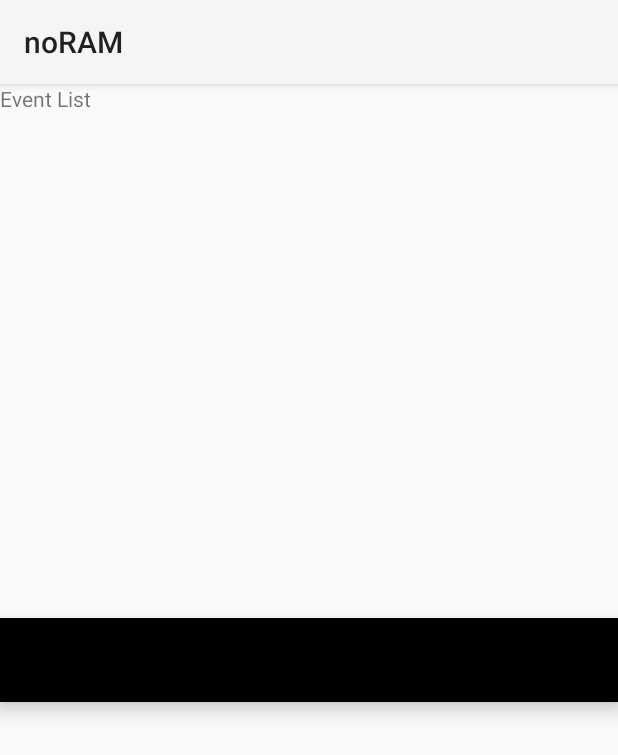
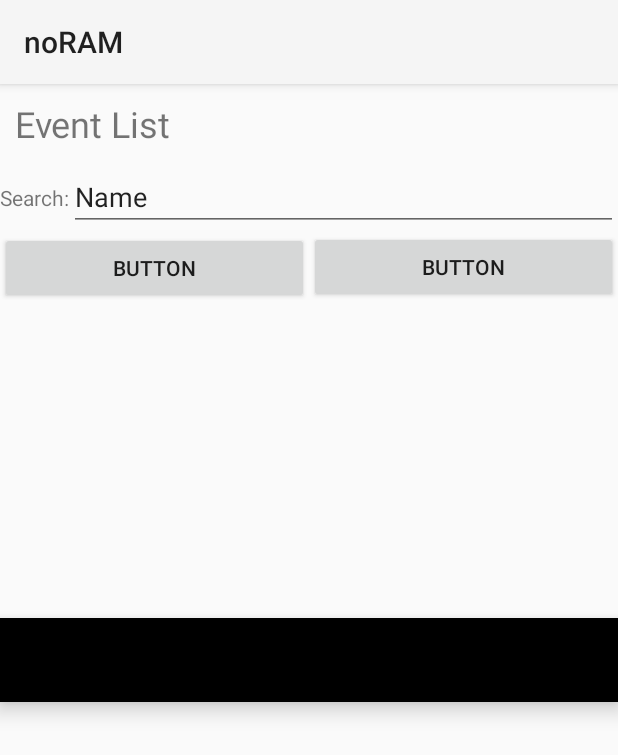
Before and after one commit to CMPUT301W24T01/noRAM, an Android app: the fragment AttendeeEventListFragment placed in its activity, on a phone screen of 412 x 824 dp. Shown: the top 755 px of the screen. Run offline under Robolectric (Android 15) with nearby library versions, the phone set to English and light mode, and no system bars; our stand-ins replace Firebase (no records; nobody signed in at launch, a user with empty details on screens opened directly); libraries missing offline, so code that uses them is left out: com.budiyev.android, org.checkerframework.common; 8 statements that could not run were skipped.

Commit message:
AttendeeEventsV1 Created DataManager class to pass data across pages. MainActivity was edited to account for that. AttendeeEventListFragment has more stuff now.

```diff
--- a/code/noRAM/app/src/main/java/com/example/noram/AttendeeEventListFragment.java
+++ b/code/noRAM/app/src/main/java/com/example/noram/AttendeeEventListFragment.java
@@ -4,9 +4,21 @@ import android.os.Bundle;
 
 import androidx.fragment.app.Fragment;
 
+import android.util.Log;
 import android.view.LayoutInflater;
 import android.view.View;
 import android.view.ViewGroup;
+import android.widget.AdapterView;
+import android.widget.Button;
+import android.widget.EditText;
+import android.widget.ListView;
+
+import com.example.noram.model.DataManager;
+import com.google.firebase.firestore.CollectionReference;
+import com.google.firebase.firestore.EventListener;
+import com.google.firebase.firestore.FirebaseFirestore;
+import com.google.firebase.firestore.FirebaseFirestoreException;
+import com.google.firebase.firestore.QuerySnapshot;
 
 /**
  * A simple {@link Fragment} subclass.
@@ -23,6 +35,10 @@ public class AttendeeEventListFragment extends Fragment {
     // TODO: Rename and change types of parameters
     private String mParam1;
     private String mParam2;
+    private CollectionReference eventRef; // list of events in database
+    private ListView eventList;
+    private ArrayList<Event> eventDataList;
+    private
 
     public AttendeeEventListFragment() {
         // Required empty public constructor
@@ -55,6 +71,51 @@ public class AttendeeEventListFragment extends Fragment {
     public View onCreateView(LayoutInflater inflater, ViewGroup container,
                              Bundle savedInstanceState) {
         // Inflate the layout for this fragment
-        return inflater.inflate(R.layout.fragment_attendee_event_list, container, false);
+        View rootView = inflater.inflate(R.layout.fragment_attendee_event_list, container, false);
+
+        // get database
+        eventRef = ((DataManager) getApplication()).getdatabase().getEventRef();
+
+        // get all views
+        Button myEventsButton = rootView.findViewById(R.id.myEventsButton);
+        Button allEventsButton = rootView.findViewById(R.id.allEventsButton);
+        EditText searchInput = rootView.findViewById(R.id.searchInput);
+        ListView eventsList = rootView.findViewById(R.id.eventsList);
+
+        // connect each button to corresponding function
+        myEventsButton.setOnClickListener(new View.OnClickListener(){
+            @Override
+            public void onClick(View view){
+                displayMyEvents();
+            }
+        });
+        allEventsButton.setOnClickListener(new View.OnClickListener() {
+            @Override
+            public void onClick(View view){
+                displayAllEvents();
+            }
+        });
+        eventsList.setOnItemClickListener(new AdapterView.OnItemClickListener() {
+            @Override
+            public void onItemClick(AdapterView<?> parent, View view, int position, long id) {
+                displayEvent();
+            }
+        });
+
+        // connect database to listView
+        eventRef.addSnapShotListener(new EventListener<QuerySnapshot>(){
+            @Override
+            public void onEvent(QuerySnapshot querySnapshots, FirebaseFirestoreException error){
+                if(error != null){
+                    Log.e("Firestore", error.toString());
+                    return;
+                }
+                if(querySnapshots != null){
+
+                }
+            }
+        });
+
+        return rootView;
     }
 }
--- a/code/noRAM/app/src/main/java/com/example/noram/MainActivity.java
+++ b/code/noRAM/app/src/main/java/com/example/noram/MainActivity.java
@@ -14,6 +14,7 @@ import android.content.Intent;
 import android.widget.Toast;
 import android.widget.Button;
 
+import com.example.noram.model.DataManager;
 import com.example.noram.model.Database;
 import com.google.android.gms.tasks.OnCompleteListener;
 import com.google.android.gms.tasks.Task;
@@ -55,6 +56,9 @@ public class MainActivity extends AppCompatActivity {
         if (ActivityCompat.checkSelfPermission(getApplicationContext(), android.Manifest.permission.CAMERA) != PackageManager.PERMISSION_GRANTED) {
             ActivityCompat.requestPermissions(this, new String[]{android.Manifest.permission.CAMERA}, 0);
         }
+
+        // store database for other activities
+        ((DataManager) getApplication()).setDatabase(db);
     }
 
     @Override
--- a/code/noRAM/app/src/main/java/com/example/noram/view/AttendeeEventsActivity.java
+++ /dev/null
@@ -1,4 +0,0 @@
-package com.example.noram.view;
-
-public class AttendeeEventsActivity {
-}
--- a/code/noRAM/app/src/main/res/layout/fragment_attendee_event_list.xml
+++ b/code/noRAM/app/src/main/res/layout/fragment_attendee_event_list.xml
@@ -1,14 +1,75 @@
 <?xml version="1.0" encoding="utf-8"?>
-<FrameLayout xmlns:android="http://schemas.android.com/apk/res/android"
+<androidx.constraintlayout.widget.ConstraintLayout xmlns:android="http://schemas.android.com/apk/res/android"
+    xmlns:app="http://schemas.android.com/apk/res-auto"
     xmlns:tools="http://schemas.android.com/tools"
     android:layout_width="match_parent"
     android:layout_height="match_parent"
     tools:context=".AttendeeEventListFragment">
 
     <!-- TODO: Update blank fragment layout -->
+
     <TextView
-        android:layout_width="match_parent"
-        android:layout_height="match_parent"
-        android:text="@string/event_list" />
+        android:id="@+id/pageTitle"
+        android:layout_width="0dp"
+        android:layout_height="wrap_content"
+        android:padding="10sp"
+        android:text="@string/event_list"
+        android:textSize="24sp"
+        app:layout_constraintBottom_toTopOf="@+id/searchInput"
+        app:layout_constraintEnd_toEndOf="parent"
+        app:layout_constraintStart_toStartOf="parent"
+        app:layout_constraintTop_toTopOf="parent" />
 
-</FrameLayout>
+    <Button
+        android:id="@+id/allEventsButton"
+        android:layout_width="0dp"
+        android:layout_height="wrap_content"
+        android:layout_marginBottom="1dp"
+        android:text="Button"
+        app:layout_constraintBottom_toTopOf="@+id/eventsList"
+        app:layout_constraintEnd_toStartOf="@+id/myEventsButton"
+        app:layout_constraintStart_toStartOf="parent"
+        app:layout_constraintTop_toBottomOf="@+id/searchInput" />
+
+    <Button
+        android:id="@+id/myEventsButton"
+        android:layout_width="0dp"
+        android:layout_height="wrap_content"
+        android:layout_marginBottom="2dp"
+        android:text="Button"
+        app:layout_constraintBottom_toTopOf="@+id/eventsList"
+        app:layout_constraintEnd_toEndOf="parent"
+        app:layout_constraintStart_toEndOf="@+id/allEventsButton"
+        app:layout_constraintTop_toBottomOf="@+id/searchInput" />
+
+    <EditText
+        android:id="@+id/searchInput"
+        android:layout_width="0dp"
+        android:layout_height="wrap_content"
+        android:ems="10"
+        android:inputType="text"
+        android:text="Name"
+        app:layout_constraintBottom_toTopOf="@+id/myEventsButton"
+        app:layout_constraintEnd_toEndOf="parent"
+        app:layout_constraintStart_toEndOf="@+id/searchLabel"
+        app:layout_constraintTop_toBottomOf="@+id/pageTitle" />
+
+    <ListView
+        android:id="@+id/eventsList"
+        android:layout_width="0dp"
+        android:layout_height="0dp"
+        app:layout_constraintBottom_toBottomOf="parent"
+        app:layout_constraintEnd_toEndOf="parent"
+        app:layout_constraintStart_toStartOf="parent"
+        app:layout_constraintTop_toBottomOf="@+id/allEventsButton" />
+
+    <TextView
+        android:id="@+id/searchLabel"
+        android:layout_width="0dp"
+        android:layout_height="wrap_content"
+        android:text="Search:"
+        app:layout_constraintBottom_toTopOf="@+id/allEventsButton"
+        app:layout_constraintStart_toStartOf="parent"
+        app:layout_constraintTop_toBottomOf="@+id/pageTitle" />
+
+</androidx.constraintlayout.widget.ConstraintLayout>
```
Also changed, not shown: code/noRAM/app/src/main/java/com/example/noram/model/DataManager.java (added, +29 -0 lines), code/noRAM/app/src/main/res/layout/activity_attendee_events.xml (deleted, +0 -46 lines).
